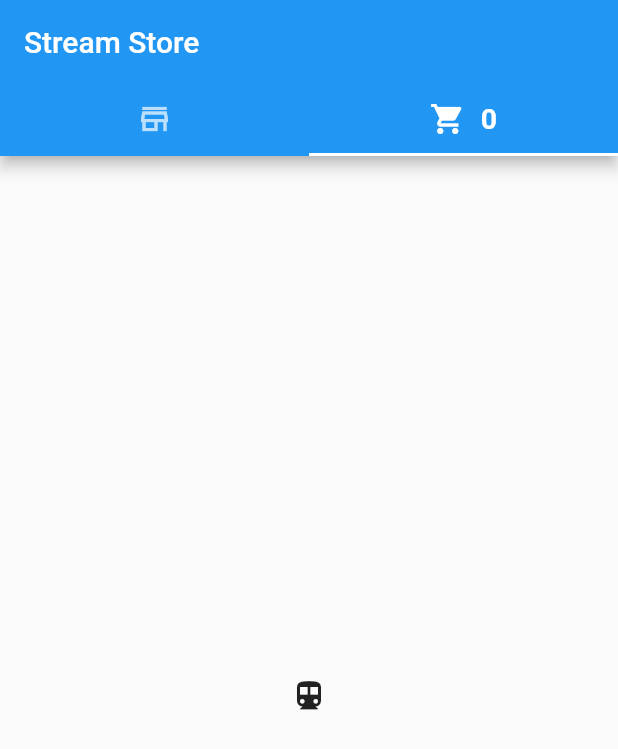
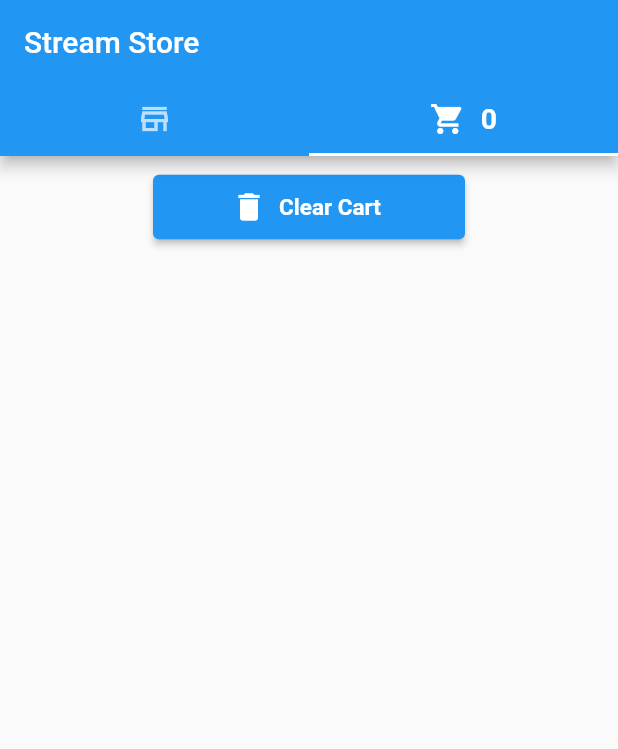
Before and after one commit to je-martinez/stream-store, a Flutter app: the screen it shows after launch, tab 2 chosen, on a phone screen of 412 x 824 dp. Shown: the top 749 px of the screen. Run offline on Flutter 3.47's test engine with Material 2 defaults, Android fonts, the light colour scheme and no system bars.

Commit message:
feat: working on design checkout

```diff
--- a/lib/bloc/shopping_cart.bloc.dart
+++ b/lib/bloc/shopping_cart.bloc.dart
@@ -19,9 +19,9 @@ class ShoppingCartBloc {
     updateCart.add([..._products]);
   }
 
-  clearCart(Product product) {
+  clearCart() {
     _products = [];
-    updateCart.add([]);
+    updateCart.add(_products);
   }
 
   dispose() {
--- /dev/null
+++ b/lib/checkout.dart
@@ -0,0 +1,43 @@
+import 'package:flutter/material.dart';
+import 'package:stream_store/bloc/shopping_cart.bloc.dart';
+
+class Checkout extends StatelessWidget {
+  const Checkout({super.key});
+
+  @override
+  Widget build(BuildContext context) {
+    return const Column(
+      children: [
+        SizedBox(
+          height: 10,
+        ),
+        ClearCartButton()
+      ],
+    );
+  }
+}
+
+class ClearCartButton extends StatelessWidget {
+  const ClearCartButton({super.key});
+
+  @override
+  Widget build(BuildContext context) {
+    return ElevatedButton.icon(
+      icon: const Icon(
+        Icons.delete,
+        color: Colors.white,
+      ),
+      onPressed: () {
+        appCart.clearCart();
+      },
+      label: const Text(
+        "Clear Cart",
+        style: TextStyle(
+            fontSize: 15, color: Colors.white, fontWeight: FontWeight.bold),
+      ),
+      style: ElevatedButton.styleFrom(
+        fixedSize: const Size(208, 43),
+      ),
+    );
+  }
+}
--- a/lib/tabs.dart
+++ b/lib/tabs.dart
@@ -2,6 +2,7 @@ import 'package:flutter/material.dart';
 import 'package:stream_store/product_list.dart';
 
 import 'bloc/shopping_cart.bloc.dart';
+import 'checkout.dart';
 
 class StoreTabs extends StatelessWidget {
   const StoreTabs({super.key});
@@ -25,7 +26,7 @@ class StoreTabs extends StatelessWidget {
           body: const TabBarView(
             children: [
               ProductList(),
-              Icon(Icons.directions_transit),
+              Checkout(),
             ],
           ),
         ),
```
Also changed, not shown: lib/product_list.dart (+17 -6 lines).
